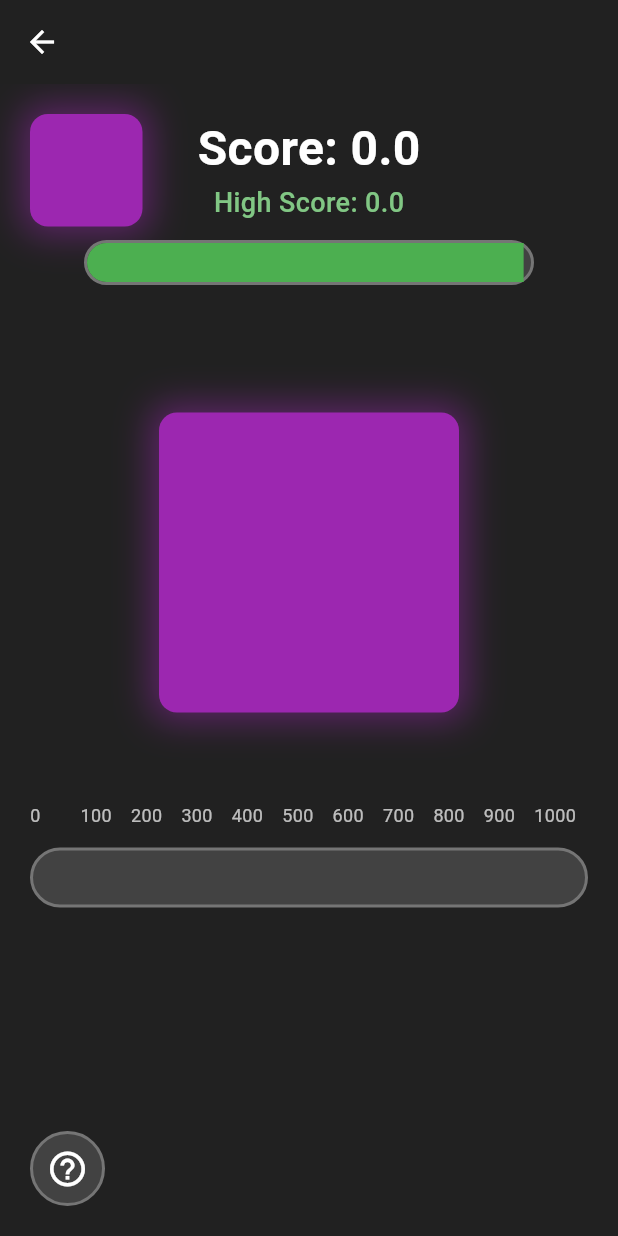
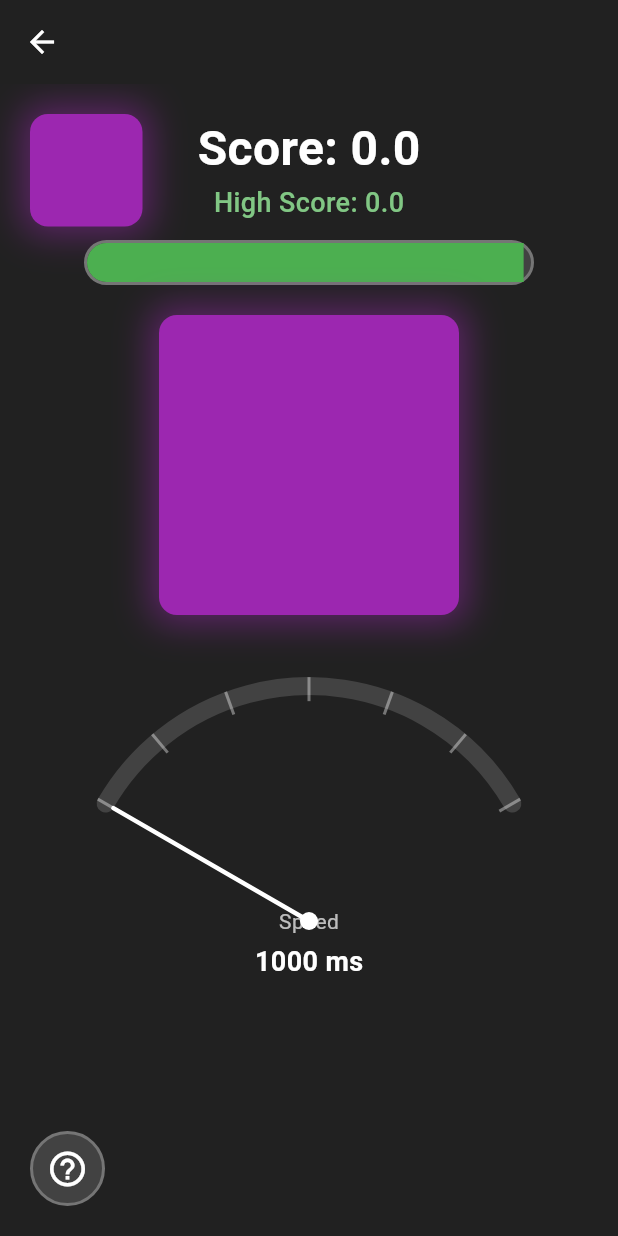
Before and after one commit to EvalVis/cats-instinct, a Flutter app: the screen it shows after launch, after a tap on "Color Match", on a phone screen of 412 x 824 dp. Run offline on Flutter 3.47's test engine with Material 3 defaults, Android fonts, the phone set to English and light mode, and no system bars; our stand-ins replace shared_preferences.

Commit message:
Add speedometer

```diff
--- a/lib/widgets/speed_meter.dart
+++ b/lib/widgets/speed_meter.dart
@@ -1,4 +1,5 @@
 import 'package:flutter/material.dart';
+import 'dart:math';
 
 class SpeedMeter extends StatelessWidget {
   final double currentDelay;
@@ -12,99 +13,135 @@ class SpeedMeter extends StatelessWidget {
     this.minDelay = 0.0,
   });
 
-  List<int> _generateLabels() {
-    final labels = <int>[];
-    final range = maxDelay - minDelay;
-    for (int i = 0; i <= 10; i++) {
-      final labelValue = (minDelay + (i / 10.0) * range).round();
-      labels.add(labelValue);
-    }
-    return labels;
+  double _normalized() {
+    final span = maxDelay - minDelay;
+    if (span <= 0) return 0.5;
+    return ((currentDelay - minDelay) / span).clamp(0.0, 1.0);
   }
 
   @override
   Widget build(BuildContext context) {
-    final labels = _generateLabels();
-
-    return Padding(
-      padding: const EdgeInsets.symmetric(horizontal: 20),
-      child: LayoutBuilder(
-        builder: (context, constraints) {
-          double barWidth = constraints.maxWidth;
-          double normalizedDelay =
-              ((currentDelay - minDelay) / (maxDelay - minDelay)) * 1000.0;
-          double fillPercentage = (1000 - normalizedDelay) / 1000.0;
-
-          return Column(
-            crossAxisAlignment: CrossAxisAlignment.center,
+    final normalized = _normalized();
+    return SizedBox(
+      height: 200,
+      child: CustomPaint(
+        painter: _SpeedMeterPainter(
+          normalized: normalized,
+          currentDelay: currentDelay,
+          minDelay: minDelay,
+          maxDelay: maxDelay,
+        ),
+        child: Center(
+          child: Column(
+            mainAxisAlignment: MainAxisAlignment.end,
             children: [
-              SizedBox(
-                width: barWidth,
-                height: 20,
-                child: Stack(
-                  children: labels
-                      .asMap()
-                      .entries
-                      .map((entry) {
-                        int index = entry.key;
-                        int label = entry.value;
-                        double availableWidth = barWidth - 36;
-                        double position = (index / 10.0) * availableWidth;
-                        return Positioned(
-                          left: position,
-                          top: 0,
-                          child: Text(
-                            label.toString(),
-                            style: const TextStyle(
-                              color: Colors.white70,
-                              fontSize: 12,
-                            ),
-                          ),
-                        );
-                      })
-                      .toList(),
+              const Text(
+                'Speed',
+                style: TextStyle(color: Colors.white70, fontSize: 14),
+              ),
+              const SizedBox(height: 4),
+              Text(
+                '${currentDelay.round()} ms',
+                style: const TextStyle(
+                  color: Colors.white,
+                  fontSize: 18,
+                  fontWeight: FontWeight.bold,
                 ),
               ),
-              const SizedBox(height: 10),
-              SizedBox(
-                width: barWidth,
-                height: 40,
-                child: Stack(
-                  children: [
-                    Container(
-                      decoration: BoxDecoration(
-                        color: Colors.grey[800],
-                        borderRadius: BorderRadius.circular(20),
-                        border: Border.all(
-                          color: Colors.grey[600]!,
-                          width: 2,
-                        ),
-                      ),
-                    ),
-                    Align(
-                      alignment: Alignment.centerLeft,
-                      child: AnimatedContainer(
-                        duration: const Duration(milliseconds: 300),
-                        curve: Curves.easeOut,
-                        width: fillPercentage * (barWidth - 4),
-                        height: 36,
-                        decoration: BoxDecoration(
-                          color: Colors.green,
-                          borderRadius: fillPercentage * (barWidth - 4) > (barWidth - 8)
-                              ? BorderRadius.circular(18)
-                              : const BorderRadius.horizontal(
-                                  left: Radius.circular(18),
-                                ),
-                        ),
-                      ),
-                    ),
-                  ],
-                ),
-              ),
+              const SizedBox(height: 16),
             ],
-          );
-        },
+          ),
+        ),
       ),
     );
   }
 }
+
+class _SpeedMeterPainter extends CustomPainter {
+  final double normalized;
+  final double currentDelay;
+  final double minDelay;
+  final double maxDelay;
+
+  _SpeedMeterPainter({
+    required this.normalized,
+    required this.currentDelay,
+    required this.minDelay,
+    required this.maxDelay,
+  });
+
+  @override
+  void paint(Canvas canvas, Size size) {
+    final center = Offset(size.width / 2, size.height * 0.72);
+    final radius = size.width * 0.38;
+    final startAngle = 210 * pi / 180;
+    final sweepAngle = 120 * pi / 180;
+
+    final basePaint = Paint()
+      ..color = Colors.grey[800]!
+      ..strokeWidth = 12
+      ..style = PaintingStyle.stroke
+      ..strokeCap = StrokeCap.round;
+
+    final fillPaint = Paint()
+      ..shader = const LinearGradient(
+        colors: [Colors.orange, Colors.green],
+      ).createShader(Rect.fromCircle(center: center, radius: radius))
+      ..strokeWidth = 12
+      ..style = PaintingStyle.stroke
+      ..strokeCap = StrokeCap.round;
+
+    canvas.drawArc(
+      Rect.fromCircle(center: center, radius: radius),
+      startAngle,
+      sweepAngle,
+      false,
+      basePaint,
+    );
+
+    canvas.drawArc(
+      Rect.fromCircle(center: center, radius: radius),
+      startAngle,
+      sweepAngle * (1 - normalized),
+      false,
+      fillPaint,
+    );
+
+    final tickPaint = Paint()
+      ..color = Colors.white38
+      ..strokeWidth = 2;
+
+    for (int i = 0; i <= 6; i++) {
+      final t = i / 6;
+      final angle = startAngle + sweepAngle * (1 - t);
+      final inner = Offset(
+        center.dx + (radius - 10) * cos(angle),
+        center.dy + (radius - 10) * sin(angle),
+      );
+      final outer = Offset(
+        center.dx + (radius + 6) * cos(angle),
+        center.dy + (radius + 6) * sin(angle),
+      );
+      canvas.drawLine(inner, outer, tickPaint);
+    }
+
+    final needleAngle = startAngle + sweepAngle * (1 - normalized);
+    final needleLength = radius - 6;
+    final needlePaint = Paint()
+      ..color = Colors.white
+      ..strokeWidth = 3
+      ..style = PaintingStyle.stroke
+      ..strokeCap = StrokeCap.round;
+
+    final needleEnd = Offset(
+      center.dx + needleLength * cos(needleAngle),
+      center.dy + needleLength * sin(needleAngle),
+    );
+
+    canvas.drawLine(center, needleEnd, needlePaint);
+    canvas.drawCircle(center, 6, Paint()..color = Colors.white);
+  }
+
+  @override
+  bool shouldRepaint(covariant CustomPainter oldDelegate) => true;
+}
```
